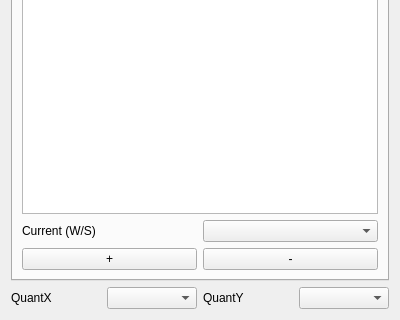
Qt form src/editor/SideMenu.ui (yuxshao/ptcollab) before a commit; both pictures show x 0 to 400 and y 253 to 573 of the 400 by 573 pixel window.
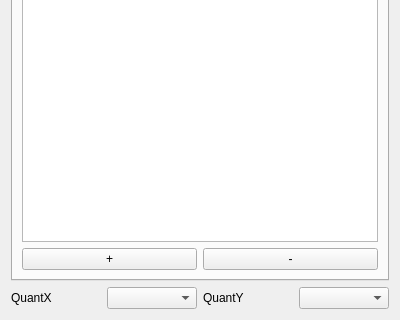
The same form after that commit. The open tabs and pages were chosen to show the change. Icons and pictures are not drawn.

Commit message: unit tab selection decent

What changed in the file:
```diff
--- a/src/editor/SideMenu.ui
+++ b/src/editor/SideMenu.ui
@@ -164,24 +164,6 @@
          </property>
         </widget>
        </item>
-       <item>
-        <layout class="QHBoxLayout" name="horizontalLayout">
-         <item>
-          <widget class="QLabel" name="label">
-           <property name="text">
-            <string>Current (W/S)</string>
-           </property>
-          </widget>
-         </item>
-         <item>
-          <widget class="QComboBox" name="unitCombo">
-           <property name="focusPolicy">
-            <enum>Qt::NoFocus</enum>
-           </property>
-          </widget>
-         </item>
-        </layout>
-       </item>
        <item>
         <layout class="QHBoxLayout" name="horizontalLayout_8">
          <item>
```
Left out of the diff: 14 changed lines with no effect on the pictures. The commit also changes 4 other files.
